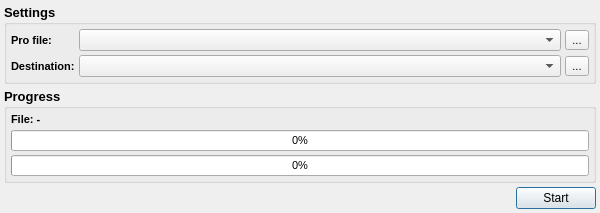
Above: src/main/mainwindow.ui from Gris87/CloneQtProject before the change. Below: the same form after it.
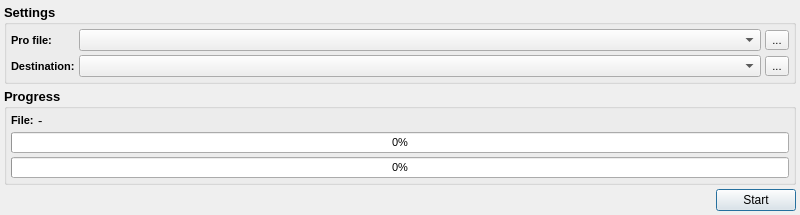
That is the form after the change.

The edit to the form file:
```diff
--- a/src/main/mainwindow.ui
+++ b/src/main/mainwindow.ui
@@ -6,8 +6,8 @@
    <rect>
     <x>0</x>
     <y>0</y>
-    <width>600</width>
-    <height>200</height>
+    <width>800</width>
+    <height>205</height>
    </rect>
   </property>
   <property name="windowTitle">
@@ -186,18 +186,44 @@
         <number>4</number>
        </property>
        <item>
+        <layout class="QHBoxLayout" name="horizontalLayout_2">
+         <property name="spacing">
+          <number>4</number>
+         </property>
+         <item>
+          <widget class="QLabel" name="fileNameLabel2">
+           <property name="font">
+            <font>
+             <pointsize>8</pointsize>
+             <weight>75</weight>
+             <bold>true</bold>
+            </font>
+           </property>
+           <property name="text">
+            <string>File:</string>
+           </property>
+          </widget>
+         </item>
+         <item>
         <widget class="QLabel" name="fileNameLabel">
+           <property name="sizePolicy">
+            <sizepolicy hsizetype="MinimumExpanding" vsizetype="Preferred">
+             <horstretch>0</horstretch>
+             <verstretch>0</verstretch>
+            </sizepolicy>
+           </property>
          <property name="font">
           <font>
-           <pointsize>8</pointsize>
-           <weight>75</weight>
-           <bold>true</bold>
+             <weight>50</weight>
+             <bold>false</bold>
           </font>
          </property>
          <property name="text">
-          <string>File: -</string>
-         </property>
-        </widget>
+            <string notr="true">-</string>
+           </property>
+          </widget>
+         </item>
+        </layout>
        </item>
        <item>
         <widget class="QProgressBar" name="fileProgressBar">
```
Lines whose indentation alone changed are shown as unchanged.
